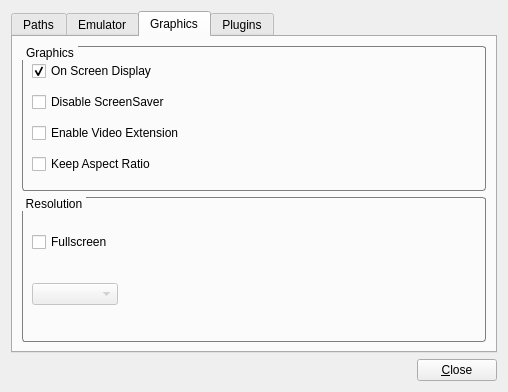
Old version of the form src/m64py/ui/settings.ui in the repository mupen64plus/mupen64plus-ui-python.
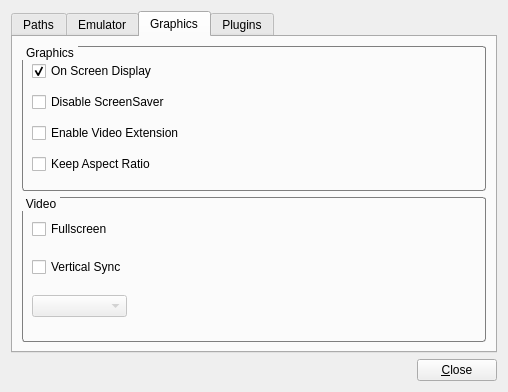
New version of the form. The open tabs and pages were chosen to show the change. Icons and pictures are not drawn.

Commit message: add vsync option

The edit to the form file:
```diff
--- a/src/m64py/ui/settings.ui
+++ b/src/m64py/ui/settings.ui
@@ -504,7 +504,7 @@
  }</string>
          </property>
          <property name="title">
-          <string>Resolution</string>
+          <string>Video</string>
          </property>
          <property name="flat">
           <bool>false</bool>
@@ -513,7 +513,39 @@
           <bool>false</bool>
          </property>
          <layout class="QGridLayout" name="gridLayout_6">
-          <item row="1" column="1">
+          <item row="3" column="0">
+           <widget class="QComboBox" name="comboResolution">
+            <property name="enabled">
+             <bool>false</bool>
+            </property>
+            <property name="sizePolicy">
+             <sizepolicy hsizetype="Minimum" vsizetype="Fixed">
+              <horstretch>0</horstretch>
+              <verstretch>0</verstretch>
+             </sizepolicy>
+            </property>
+            <property name="toolTip">
+             <string>Used only when video extension is disabled</string>
+            </property>
+            <property name="minimumContentsLength">
+             <number>7</number>
+            </property>
+           </widget>
+          </item>
+          <item row="0" column="0">
+           <widget class="QCheckBox" name="checkFullscreen">
+            <property name="toolTip">
+             <string>Fullscreen, used only when video extension is disabled</string>
+            </property>
+            <property name="text">
+             <string>Fullscreen</string>
+            </property>
+            <property name="checked">
+             <bool>false</bool>
+            </property>
+           </widget>
+          </item>
+          <item row="3" column="1">
            <spacer name="horizontalSpacer_2">
             <property name="orientation">
              <enum>Qt::Horizontal</enum>
@@ -527,34 +559,9 @@
            </spacer>
           </item>
           <item row="1" column="0">
-           <widget class="QComboBox" name="comboResolution">
-            <property name="enabled">
-             <bool>false</bool>
-            </property>
-            <property name="sizePolicy">
-             <sizepolicy hsizetype="Minimum" vsizetype="Fixed">
-              <horstretch>0</horstretch>
-              <verstretch>0</verstretch>
-             </sizepolicy>
-            </property>
-            <property name="toolTip">
-             <string>Used only when video extension is disabled</string>
-            </property>
-            <property name="minimumContentsLength">
-             <number>7</number>
-            </property>
-           </widget>
-          </item>
-          <item row="0" column="0">
-           <widget class="QCheckBox" name="checkFullscreen">
-            <property name="toolTip">
-             <string>Fullscreen, used only when video extension is disabled</string>
-            </property>
+           <widget class="QCheckBox" name="checkVsync">
             <property name="text">
-             <string>Fullscreen</string>
-            </property>
-            <property name="checked">
-             <bool>false</bool>
+             <string>Vertical Sync</string>
             </property>
            </widget>
           </item>
```
Left out of the diff: 2 changed lines with no effect on the pictures. The commit also changes 1 other file.
